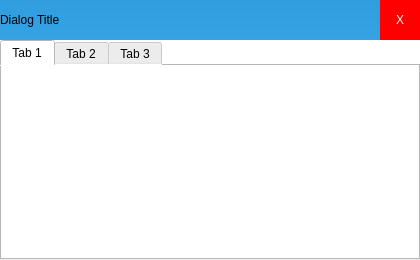
Old version of the form MessageForm.ui in the repository longteng9/WikiMate.
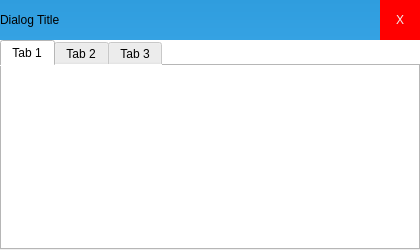
New version of the form. The open tabs and pages were chosen to show the change.

What changed in the file:
```diff
--- a/MessageForm.ui
+++ b/MessageForm.ui
@@ -7,7 +7,7 @@
     <x>0</x>
     <y>0</y>
     <width>420</width>
-    <height>260</height>
+    <height>250</height>
    </rect>
   </property>
   <property name="windowTitle">
```
Left out of the diff: 6 changed lines with no effect on the pictures.
